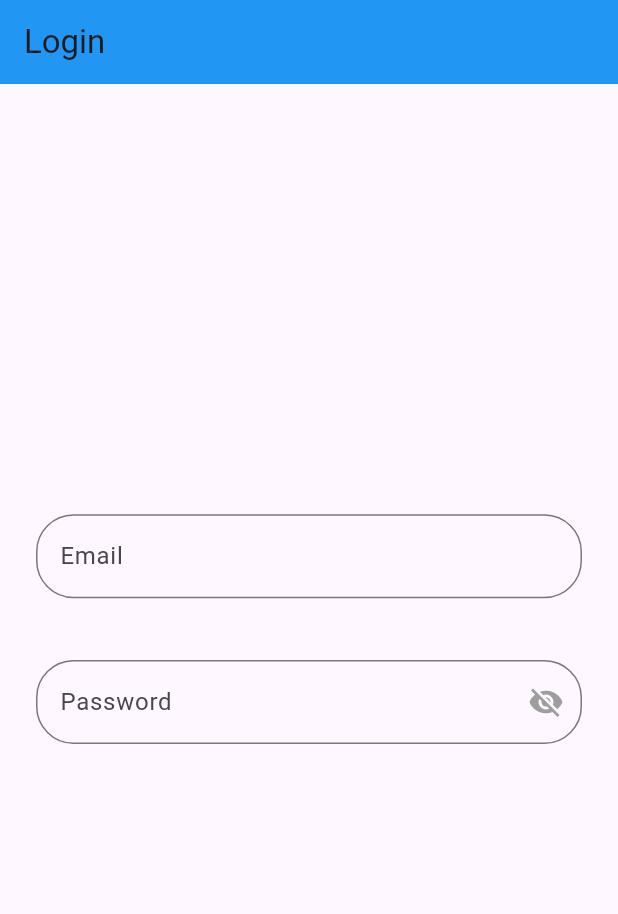
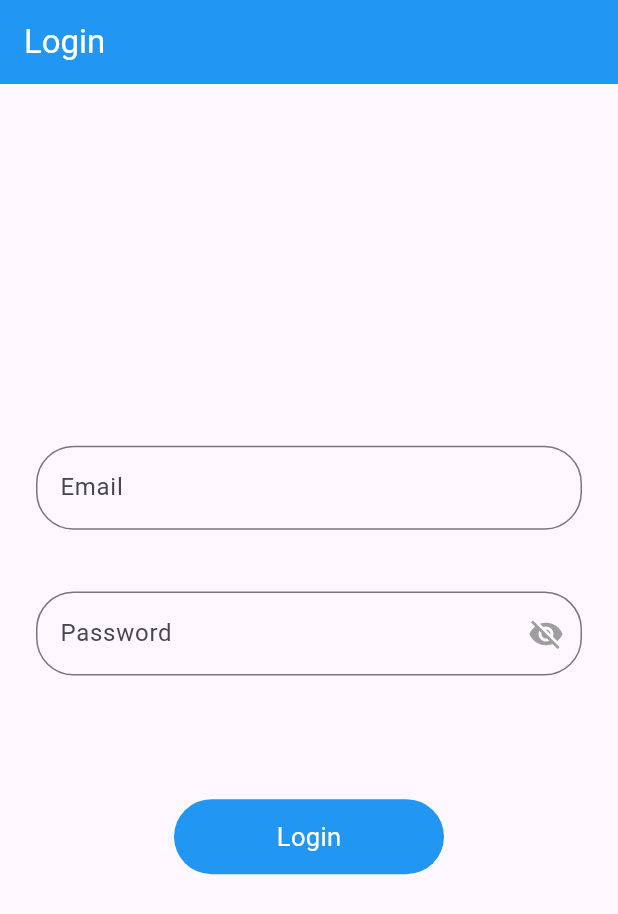
Before and after one commit to Waseem-Dar/mvvm-architecture-provider, a Flutter app: the screen it shows after launch, on a phone screen of 412 x 824 dp. Shown: the top 914 px of the screen. Run offline on Flutter 3.47's test engine with Material 3 defaults, Android fonts, the phone set to English and light mode, and no system bars; our stand-ins replace another_flushbar, fluttertoast.

Commit message:
Add login and signup Api endpoints

```diff
--- a/lib/res/app_colors.dart
+++ b/lib/res/app_colors.dart
@@ -7,4 +7,5 @@ class AppColors{
     static Color black = Colors.black;
     static Color blue = Colors.blue;
     static Color grey = Colors.grey;
+    static Color white = Colors.white;
 }
--- /dev/null
+++ b/lib/res/appurls.dart
@@ -0,0 +1,9 @@
+class AppUrl{
+
+  static  String baseurl = "https://reqres.in/";
+
+  static  String loginApiEndpoint = "/api/login";
+
+  static  String registerApiEndpoint = "/api/register";
+
+}
--- a/lib/res/components/round_button.dart
+++ b/lib/res/components/round_button.dart
@@ -0,0 +1,28 @@
+import 'package:flutter/cupertino.dart';
+import 'package:flutter/material.dart';
+import 'package:mvvm_provider/res/app_colors.dart';
+
+class RoundButton extends StatelessWidget {
+  final String text;
+  final bool loading;
+  final VoidCallback onPress;
+  const RoundButton({super.key, required this.text,  this.loading = false, required this.onPress});
+
+  @override
+  Widget build(BuildContext context) {
+    return InkWell(
+      onTap: onPress,
+      child: Container(
+        width: 180,
+        height: 50,
+        decoration: BoxDecoration(
+          color: AppColors.blue,
+          borderRadius:  BorderRadius.circular(30)
+        ),
+        child: Center(
+          child:loading?CircularProgressIndicator(color: AppColors.white,): Text(text,style: TextStyle(color: AppColors.white,fontSize: 17),),
+        ),
+      ),
+    );
+  }
+}
```
Also changed, not shown: lib/view/login_screen.dart (+26 -2 lines), lib/repository/auth_repository.dart (added), lib/viewModel/auth_viewmodel.dart (added).
